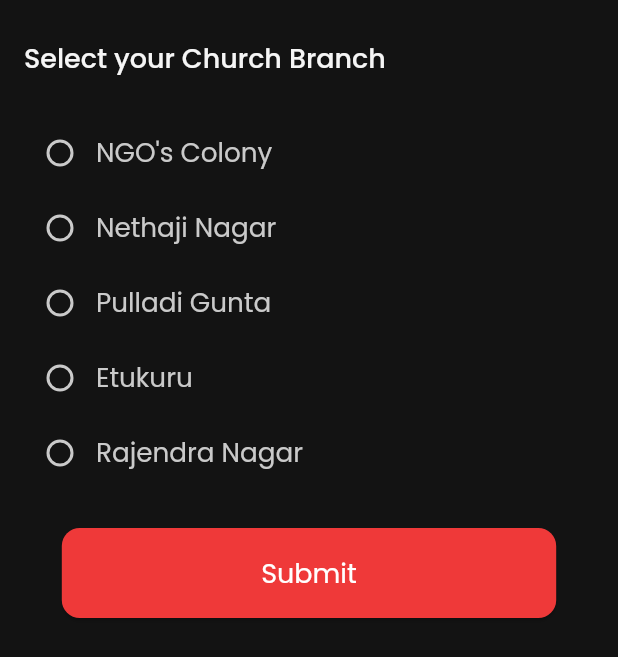
After one commit to amcny/Gethsemane-Church, a Flutter app: the SelectionWidget screen opened by its route, on a phone screen of 412 x 824 dp. The commit adds this screen. Shown: the top 657 px of the screen. Run offline on Flutter 3.47's test engine with Material 3 defaults, Android fonts, the phone set to English and light mode, and no system bars; drawn by our look-alikes of auto_size_text; our stand-ins replace flutter_animate, font_awesome_flutter, from_css_color, go_router, google_fonts, page_transition and 2 more; missing offline and left inert: json_path; accounts and stored records are empty.

Commit message:
done branch selection UI

```diff
--- /dev/null
+++ b/lib/app_state.dart
@@ -0,0 +1,28 @@
+import 'package:flutter/material.dart';
+
+class FFAppState extends ChangeNotifier {
+  static FFAppState _instance = FFAppState._internal();
+
+  factory FFAppState() {
+    return _instance;
+  }
+
+  FFAppState._internal();
+
+  static void reset() {
+    _instance = FFAppState._internal();
+  }
+
+  Future initializePersistedState() async {}
+
+  void update(VoidCallback callback) {
+    callback();
+    notifyListeners();
+  }
+
+  String _branch = '';
+  String get branch => _branch;
+  set branch(String value) {
+    _branch = value;
+  }
+}
--- /dev/null
+++ b/lib/flutter_flow/flutter_flow_radio_button.dart
@@ -0,0 +1,287 @@
+/*
+ * Copyright 2020 https://github.com/TercyoStorck
+ *
+ * Source code has been modified by FlutterFlow, Inc.
+ *
+ * Redistribution and use in source and binary forms, with or without
+ * modification, are permitted provided that the following conditions are met:
+ *
+ * 1. Redistributions of source code must retain the above copyright notice,
+ * this list of conditions and the following disclaimer.
+ *
+ * 2. Redistributions in binary form must reproduce the above copyright notice,
+ * this list of conditions and the following disclaimer in the
+ * documentation and/or other materials provided with the distribution.
+ *
+ * THIS SOFTWARE IS PROVIDED BY THE COPYRIGHT HOLDERS AND CONTRIBUTORS "AS IS"
+ * AND ANY EXPRESS OR IMPLIED WARRANTIES, INCLUDING, BUT NOT LIMITED TO,
+ * THE IMPLIED WARRANTIES OF MERCHANTABILITY AND FITNESS FOR A PARTICULAR
+ * PURPOSE ARE DISCLAIMED. IN NO EVENT SHALL THE COPYRIGHT HOLDER OR CONTRIBUTORS
+ * BE LIABLE FOR ANY DIRECT, INDIRECT, INCIDENTAL, SPECIAL, EXEMPLARY, OR CONSEQUENTIAL
+ * DAMAGES (INCLUDING, BUT NOT LIMITED TO, PROCUREMENT OF SUBSTITUTE GOODS OR SERVICES;
+ * LOSS OF USE, DATA, OR PROFITS; OR BUSINESS INTERRUPTION) HOWEVER CAUSED
+ * AND ON ANY THEORY OF LIABILITY, WHETHER IN CONTRACT, STRICT LIABILITY,
+ * OR TORT (INCLUDING NEGLIGENCE OR OTHERWISE) ARISING IN ANY WAY OUT OF THE
+ * USE OF THIS SOFTWARE, EVEN IF ADVISED OF THE POSSIBILITY OF SUCH DAMAGE.
+ */
+
+import 'form_field_controller.dart';
+import 'package:flutter/material.dart';
+
+class FlutterFlowRadioButton extends StatefulWidget {
+  const FlutterFlowRadioButton({
+    super.key,
+    required this.options,
+    required this.onChanged,
+    required this.controller,
+    required this.optionHeight,
+    required this.textStyle,
+    this.optionWidth,
+    this.selectedTextStyle,
+    this.textPadding = EdgeInsets.zero,
+    this.buttonPosition = RadioButtonPosition.left,
+    this.direction = Axis.vertical,
+    required this.radioButtonColor,
+    this.inactiveRadioButtonColor,
+    this.toggleable = false,
+    this.horizontalAlignment = WrapAlignment.start,
+    this.verticalAlignment = WrapCrossAlignment.start,
+  });
+
+  final List<String> options;
+  final Function(String?)? onChanged;
+  final FormFieldController<String> controller;
+  final double optionHeight;
+  final double? optionWidth;
+  final TextStyle textStyle;
+  final TextStyle? selectedTextStyle;
+  final EdgeInsetsGeometry textPadding;
+  final RadioButtonPosition buttonPosition;
+  final Axis direction;
+  final Color radioButtonColor;
+  final Color? inactiveRadioButtonColor;
+  final bool toggleable;
+  final WrapAlignment horizontalAlignment;
+  final WrapCrossAlignment verticalAlignment;
+
+  @override
+  State<FlutterFlowRadioButton> createState() => _FlutterFlowRadioButtonState();
+}
+
+class _FlutterFlowRadioButtonState extends State<FlutterFlowRadioButton> {
+  bool get enabled => widget.onChanged != null;
+  FormFieldController<String> get controller => widget.controller;
+  void Function()? _listener;
+
+  @override
+  void initState() {
+    super.initState();
+    _maybeSetOnChangedListener();
+  }
+
+  @override
+  void dispose() {
+    _maybeRemoveOnChangedListener();
+    super.dispose();
+  }
+
+  @override
+  void didUpdateWidget(FlutterFlowRadioButton oldWidget) {
+    super.didUpdateWidget(oldWidget);
+    final oldWidgetEnabled = oldWidget.onChanged != null;
+    if (oldWidgetEnabled != enabled) {
+      _maybeRemoveOnChangedListener();
+      _maybeSetOnChangedListener();
+    }
+  }
+
+  void _maybeSetOnChangedListener() {
+    if (enabled) {
+      _listener = () => widget.onChanged!(controller.value);
+      controller.addListener(_listener!);
+    }
+  }
+
+  void _maybeRemoveOnChangedListener() {
+    if (_listener != null) {
+      controller.removeListener(_listener!);
+      _listener = null;
+    }
+  }
+
+  List<String> get effectiveOptions =>
+      widget.options.isEmpty ? ['[Option]'] : widget.options;
+
+  @override
+  Widget build(BuildContext context) {
+    return Theme(
+      data: Theme.of(context)
+          .copyWith(unselectedWidgetColor: widget.inactiveRadioButtonColor),
+      child: RadioGroup<String>.builder(
+        direction: widget.direction,
+        groupValue: controller.value,
+        onChanged: enabled ? (value) => controller.value = value : null,
+        activeColor: widget.radioButtonColor,
+        toggleable: widget.toggleable,
+        textStyle: widget.textStyle,
+        selectedTextStyle: widget.selectedTextStyle ?? widget.textStyle,
+        textPadding: widget.textPadding,
+        optionHeight: widget.optionHeight,
+        optionWidth: widget.optionWidth,
+        horizontalAlignment: widget.horizontalAlignment,
+        verticalAlignment: widget.verticalAlignment,
+        items: effectiveOptions,
+        itemBuilder: (item) =>
+            RadioButtonBuilder(item, buttonPosition: widget.buttonPosition),
+      ),
+    );
+  }
+}
+
+enum RadioButtonPosition {
+  right,
+  left,
+}
+
+class RadioButtonBuilder<T> {
+  RadioButtonBuilder(
+    this.description, {
+    this.buttonPosition = RadioButtonPosition.left,
+  });
+
+  final String description;
+  final RadioButtonPosition buttonPosition;
+}
+
+class RadioButton<T> extends StatelessWidget {
+  const RadioButton({
+    super.key,
+    required this.description,
+    required this.value,
+    required this.groupValue,
+    required this.onChanged,
+    required this.buttonPosition,
+    required this.activeColor,
+    required this.toggleable,
+    required this.textStyle,
+    required this.selectedTextStyle,
+    required this.textPadding,
+    this.shouldFlex = false,
+  });
+
+  final String description;
+  final T value;
+  final T? groupValue;
+  final void Function(T?)? onChanged;
+  final RadioButtonPosition buttonPosition;
+  final Color activeColor;
+  final bool toggleable;
+  final TextStyle textStyle;
+  final TextStyle selectedTextStyle;
+  final EdgeInsetsGeometry textPadding;
+  final bool shouldFlex;
+
+  @override
+  Widget build(BuildContext context) {
+    final selectedStyle = selectedTextStyle;
+    final isSelected = value == groupValue;
+    Widget radioButtonText = Padding(
+      padding: textPadding,
+      child: Text(
+        description,
+        style: isSelected ? selectedStyle : textStyle,
+      ),
+    );
+    if (shouldFlex) {
+      radioButtonText = Flexible(child: radioButtonText);
+    }
+    return InkWell(
+      onTap: onChanged != null ? () => onChanged!(value) : null,
+      child: Row(
+        mainAxisSize: MainAxisSize.min,
+        children: <Widget>[
+          if (buttonPosition == RadioButtonPosition.right) radioButtonText,
+          Radio<T>(
+            groupValue: groupValue,
+            onChanged: onChanged,
+            value: value,
+            activeColor: activeColor,
+            toggleable: toggleable,
+          ),
+          if (buttonPosition == RadioButtonPosition.left) radioButtonText,
+        ],
+      ),
+    );
+  }
+}
+
+class RadioGroup<T> extends StatelessWidget {
+  const RadioGroup.builder({
+    super.key,
+    required this.groupValue,
+    required this.onChanged,
+    required this.items,
+    required this.itemBuilder,
+    required this.direction,
+    required this.optionHeight,
+    required this.horizontalAlignment,
+    required this.activeColor,
+    required this.toggleable,
+    required this.textStyle,
+    required this.selectedTextStyle,
+    required this.textPadding,
+    this.optionWidth,
+    this.verticalAlignment = WrapCrossAlignment.center,
+  });
+
+  final T? groupValue;
+  final List<T> items;
+  final RadioButtonBuilder Function(T value) itemBuilder;
+  final void Function(T?)? onChanged;
+  final Axis direction;
+  final double optionHeight;
+  final double? optionWidth;
+  final WrapAlignment horizontalAlignment;
+  final WrapCrossAlignment verticalAlignment;
+  final Color activeColor;
+  final bool toggleable;
+  final TextStyle textStyle;
+  final TextStyle selectedTextStyle;
+  final EdgeInsetsGeometry textPadding;
+
+  List<Widget> get _group => items.map(
+        (item) {
+          final radioButtonBuilder = itemBuilder(item);
+          return SizedBox(
+            height: optionHeight,
+            width: optionWidth,
+            child: RadioButton(
+              description: radioButtonBuilder.description,
+              value: item,
+              groupValue: groupValue,
+              onChanged: onChanged,
+              buttonPosition: radioButtonBuilder.buttonPosition,
+              activeColor: activeColor,
+              toggleable: toggleable,
+              textStyle: textStyle,
+              selectedTextStyle: selectedTextStyle,
+              textPadding: textPadding,
+              shouldFlex: optionWidth != null,
+            ),
+          );
+        },
+      ).toList();
+
+  @override
+  Widget build(BuildContext context) => direction == Axis.horizontal
+      ? Wrap(
+          direction: direction,
+          alignment: horizontalAlignment,
+          children: _group,
+        )
+      : Wrap(
+          direction: direction,
+          crossAxisAlignment: verticalAlignment,
+          children: _group,
+        );
+}
--- a/lib/flutter_flow/flutter_flow_util.dart
+++ b/lib/flutter_flow/flutter_flow_util.dart
@@ -16,6 +16,7 @@ import '../main.dart';
 export 'lat_lng.dart';
 export 'place.dart';
 export 'uploaded_file.dart';
+export '../app_state.dart';
 export 'flutter_flow_model.dart';
 export 'dart:math' show min, max;
 export 'dart:typed_data' show Uint8List;
--- a/lib/flutter_flow/internationalization.dart
+++ b/lib/flutter_flow/internationalization.dart
@@ -262,6 +262,48 @@ final kTranslationsMap = <Map<String, Map<String, String>>>[
       'te': '',
     },
   },
+  // homepage
+  {
+    'i7j43r7a': {
+      'en': 'Home',
+      'te': '',
+    },
+  },
+  // selection
+  {
+    '7o3rsbhh': {
+      'en': 'Select your Church Branch',
+      'te': '',
+    },
+    'gcefmz32': {
+      'en': 'NGO\'s Colony',
+      'te': '',
+    },
+    'hzs1cftf': {
+      'en': 'Nethaji Nagar',
+      'te': '',
+    },
+    '9cm40ujm': {
+      'en': 'Pulladi Gunta',
+      'te': '',
+    },
+    'x2ie96j2': {
+      'en': 'Etukuru',
+      'te': '',
+    },
+    'b5hu7z1h': {
+      'en': 'Rajendra Nagar',
+      'te': '',
+    },
+    '2nty70uc': {
+      'en': 'Submit',
+      'te': '',
+    },
+    'vag57etp': {
+      'en': 'Home',
+      'te': '',
+    },
+  },
   // Miscellaneous
   {
     'x3fwh110': {
--- a/lib/flutter_flow/nav/nav.dart
+++ b/lib/flutter_flow/nav/nav.dart
@@ -70,6 +70,16 @@ GoRouter createRouter(AppStateNotifier appStateNotifier) => GoRouter(
           name: 'signup',
           path: '/signup',
           builder: (context, params) => const SignupWidget(),
+        ),
+        FFRoute(
+          name: 'homepage',
+          path: '/homepage',
+          builder: (context, params) => const HomepageWidget(),
+        ),
+        FFRoute(
+          name: 'selection',
+          path: '/selection',
+          builder: (context, params) => const SelectionWidget(),
         )
       ].map((r) => r.toRoute(appStateNotifier)).toList(),
     );
--- a/lib/index.dart
+++ b/lib/index.dart
@@ -2,3 +2,5 @@
 export '/pages/onboarding/onboarding_widget.dart' show OnboardingWidget;
 export '/pages/login/login_widget.dart' show LoginWidget;
 export '/pages/signup/signup_widget.dart' show SignupWidget;
+export '/pages/homepage/homepage_widget.dart' show HomepageWidget;
+export '/pages/selection/selection_widget.dart' show SelectionWidget;
--- a/lib/main.dart
+++ b/lib/main.dart
@@ -1,3 +1,4 @@
+import 'package:provider/provider.dart';
 import 'package:flutter/material.dart';
 
 import 'package:flutter_localizations/flutter_localizations.dart';
@@ -5,7 +6,6 @@ import 'package:flutter_web_plugins/url_strategy.dart';
 import 'flutter_flow/flutter_flow_theme.dart';
 import 'flutter_flow/flutter_flow_util.dart';
 import 'flutter_flow/internationalization.dart';
-import 'flutter_flow/nav/nav.dart';
 
 void main() async {
   WidgetsFlutterBinding.ensureInitialized();
@@ -14,7 +14,13 @@ void main() async {
 
   await FlutterFlowTheme.initialize();
 
-  runApp(const MyApp());
+  final appState = FFAppState(); // Initialize FFAppState
+  await appState.initializePersistedState();
+
+  runApp(ChangeNotifierProvider(
+    create: (context) => appState,
+    child: const MyApp(),
+  ));
 }
 
 class MyApp extends StatefulWidget {
--- /dev/null
+++ b/lib/pages/homepage/homepage_model.dart
@@ -0,0 +1,17 @@
+import '/flutter_flow/flutter_flow_util.dart';
+import 'homepage_widget.dart' show HomepageWidget;
+import 'package:flutter/material.dart';
+
+class HomepageModel extends FlutterFlowModel<HomepageWidget> {
+  ///  State fields for stateful widgets in this page.
+
+  final unfocusNode = FocusNode();
+
+  @override
+  void initState(BuildContext context) {}
+
+  @override
+  void dispose() {
+    unfocusNode.dispose();
+  }
+}
--- /dev/null
+++ b/lib/pages/homepage/homepage_widget.dart
@@ -0,0 +1,45 @@
+import '/flutter_flow/flutter_flow_util.dart';
+import 'package:flutter/material.dart';
+import 'homepage_model.dart';
+export 'homepage_model.dart';
+
+class HomepageWidget extends StatefulWidget {
+  const HomepageWidget({super.key});
+
+  @override
+  State<HomepageWidget> createState() => _HomepageWidgetState();
+}
+
+class _HomepageWidgetState extends State<HomepageWidget> {
+  late HomepageModel _model;
+
+  final scaffoldKey = GlobalKey<ScaffoldState>();
+
+  @override
+  void initState() {
+    super.initState();
+    _model = createModel(context, () => HomepageModel());
+
+    WidgetsBinding.instance.addPostFrameCallback((_) => setState(() {}));
+  }
+
+  @override
+  void dispose() {
+    _model.dispose();
+
+    super.dispose();
+  }
+
+  @override
+  Widget build(BuildContext context) {
+    return GestureDetector(
+      onTap: () => _model.unfocusNode.canRequestFocus
+          ? FocusScope.of(context).requestFocus(_model.unfocusNode)
+          : FocusScope.of(context).unfocus(),
+      child: Scaffold(
+        key: scaffoldKey,
+        backgroundColor: const Color(0xFF131313),
+      ),
+    );
+  }
+}
--- /dev/null
+++ b/lib/pages/selection/selection_model.dart
@@ -0,0 +1,23 @@
+import '/flutter_flow/flutter_flow_util.dart';
+import '/flutter_flow/form_field_controller.dart';
+import 'selection_widget.dart' show SelectionWidget;
+import 'package:flutter/material.dart';
+
+class SelectionModel extends FlutterFlowModel<SelectionWidget> {
+  ///  State fields for stateful widgets in this page.
+
+  final unfocusNode = FocusNode();
+  // State field(s) for RadioButton widget.
+  FormFieldController<String>? radioButtonValueController;
+
+  @override
+  void initState(BuildContext context) {}
+
+  @override
+  void dispose() {
+    unfocusNode.dispose();
+  }
+
+  /// Additional helper methods.
+  String? get radioButtonValue => radioButtonValueController?.value;
+}
--- /dev/null
+++ b/lib/pages/selection/selection_widget.dart
@@ -0,0 +1,159 @@
+import '/flutter_flow/flutter_flow_radio_button.dart';
+import '/flutter_flow/flutter_flow_theme.dart';
+import '/flutter_flow/flutter_flow_util.dart';
+import '/flutter_flow/flutter_flow_widgets.dart';
+import '/flutter_flow/form_field_controller.dart';
+import 'package:flutter/material.dart';
+import 'selection_model.dart';
+export 'selection_model.dart';
+
+class SelectionWidget extends StatefulWidget {
+  const SelectionWidget({super.key});
+
+  @override
+  State<SelectionWidget> createState() => _SelectionWidgetState();
+}
+
+class _SelectionWidgetState extends State<SelectionWidget> {
+  late SelectionModel _model;
+
+  final scaffoldKey = GlobalKey<ScaffoldState>();
+
+  @override
+  void initState() {
+    super.initState();
+    _model = createModel(context, () => SelectionModel());
+
+    WidgetsBinding.instance.addPostFrameCallback((_) => setState(() {}));
+  }
+
+  @override
+  void dispose() {
+    _model.dispose();
+
+    super.dispose();
+  }
+
+  @override
+  Widget build(BuildContext context) {
+    return GestureDetector(
+      onTap: () => _model.unfocusNode.canRequestFocus
+          ? FocusScope.of(context).requestFocus(_model.unfocusNode)
+          : FocusScope.of(context).unfocus(),
+      child: Scaffold(
+        key: scaffoldKey,
+        backgroundColor: const Color(0xFF131313),
+        body: SafeArea(
+          top: true,
+          child: Column(
+            mainAxisSize: MainAxisSize.max,
+            children: [
+              Align(
+                alignment: const AlignmentDirectional(-1.0, 0.0),
+                child: Padding(
+                  padding: const EdgeInsetsDirectional.fromSTEB(16.0, 25.0, 0.0, 0.0),
+                  child: Text(
+                    FFLocalizations.of(context).getText(
+                      '7o3rsbhh' /* Select your Church Branch */,
+                    ),
+                    style: FlutterFlowTheme.of(context).titleMedium.override(
+                          fontFamily: 'Poppins',
+                          color: const Color(0xFFF5F5F5),
+                          letterSpacing: 0.0,
+                          fontWeight: FontWeight.w500,
+                        ),
+                  ),
+                ),
+              ),
+              Align(
+                alignment: const AlignmentDirectional(-1.0, 0.0),
+                child: Padding(
+                  padding: const EdgeInsetsDirectional.fromSTEB(16.0, 25.0, 0.0, 0.0),
+                  child: FlutterFlowRadioButton(
+                    options: [
+                      FFLocalizations.of(context).getText(
+                        'gcefmz32' /* NGO's Colony */,
+                      ),
+                      FFLocalizations.of(context).getText(
+                        'hzs1cftf' /* Nethaji Nagar */,
+                      ),
+                      FFLocalizations.of(context).getText(
+                        '9cm40ujm' /* Pulladi Gunta */,
+                      ),
+                      FFLocalizations.of(context).getText(
+                        'x2ie96j2' /* Etukuru */,
+                      ),
+                      FFLocalizations.of(context).getText(
+                        'b5hu7z1h' /* Rajendra Nagar */,
+                      )
+                    ].toList(),
+                    onChanged: (val) => setState(() {}),
+                    controller: _model.radioButtonValueController ??=
+                        FormFieldController<String>(null),
+                    optionHeight: 50.0,
+                    optionWidth: MediaQuery.sizeOf(context).width * 1.0,
+                    textStyle:
+                        FlutterFlowTheme.of(context).titleMedium.override(
+                              fontFamily: 'Poppins',
+                              color: const Color(0xFFCACACA),
+                              fontSize: 17.5,
+                              letterSpacing: 0.0,
+                            ),
+                    selectedTextStyle:
+                        FlutterFlowTheme.of(context).titleMedium.override(
+                              fontFamily: 'Poppins',
+                              color: const Color(0xFFF5F5F5),
+                              letterSpacing: 0.0,
+                            ),
+                    buttonPosition: RadioButtonPosition.left,
+                    direction: Axis.vertical,
+                    radioButtonColor: const Color(0xFFEF3939),
+                    inactiveRadioButtonColor: const Color(0xFFCACACA),
+                    toggleable: false,
+                    horizontalAlignment: WrapAlignment.start,
+                    verticalAlignment: WrapCrossAlignment.start,
+                  ),
+                ),
+              ),
+              Padding(
+                padding: const EdgeInsetsDirectional.fromSTEB(16.0, 25.0, 16.0, 0.0),
+                child: FFButtonWidget(
+                  onPressed: () async {
+                    FFAppState().update(() {
+                      FFAppState().branch = _model.radioButtonValue!;
+                    });
+                  },
+                  text: FFLocalizations.of(context).getText(
+                    '2nty70uc' /* Submit */,
+                  ),
+                  options: FFButtonOptions(
+                    width: MediaQuery.sizeOf(context).width * 0.8,
+                    height: 60.0,
+                    padding:
+                        const EdgeInsetsDirectional.fromSTEB(24.0, 0.0, 24.0, 0.0),
+                    iconPadding:
+                        const EdgeInsetsDirectional.fromSTEB(0.0, 0.0, 0.0, 0.0),
+                    color: const Color(0xFFEF3939),
+                    textStyle: FlutterFlowTheme.of(context).titleSmall.override(
+                          fontFamily: 'Poppins',
+                          color: Colors.white,
+                          fontSize: 18.0,
+                          letterSpacing: 0.0,
+                          fontWeight: FontWeight.normal,
+                        ),
+                    elevation: 1.0,
+                    borderSide: const BorderSide(
+                      color: Colors.transparent,
+                      width: 1.0,
+                    ),
+                    borderRadius: BorderRadius.circular(12.0),
+                  ),
+                ),
+              ),
+            ],
+          ),
+        ),
+      ),
+    );
+  }
+}
```
Also changed, not shown: 1 other file.
